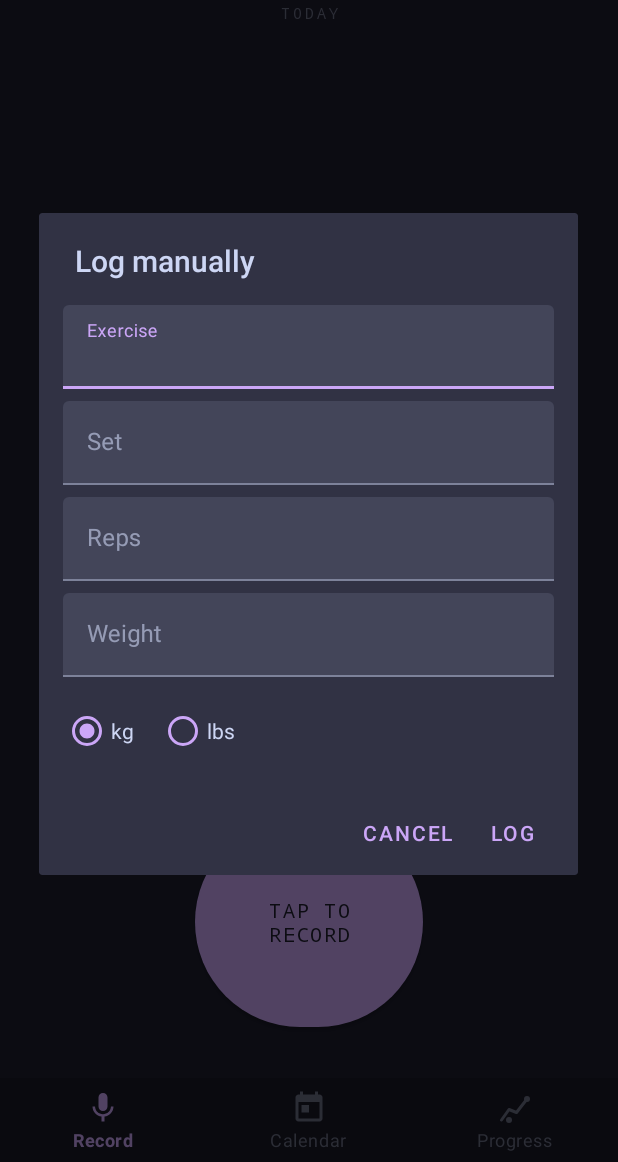
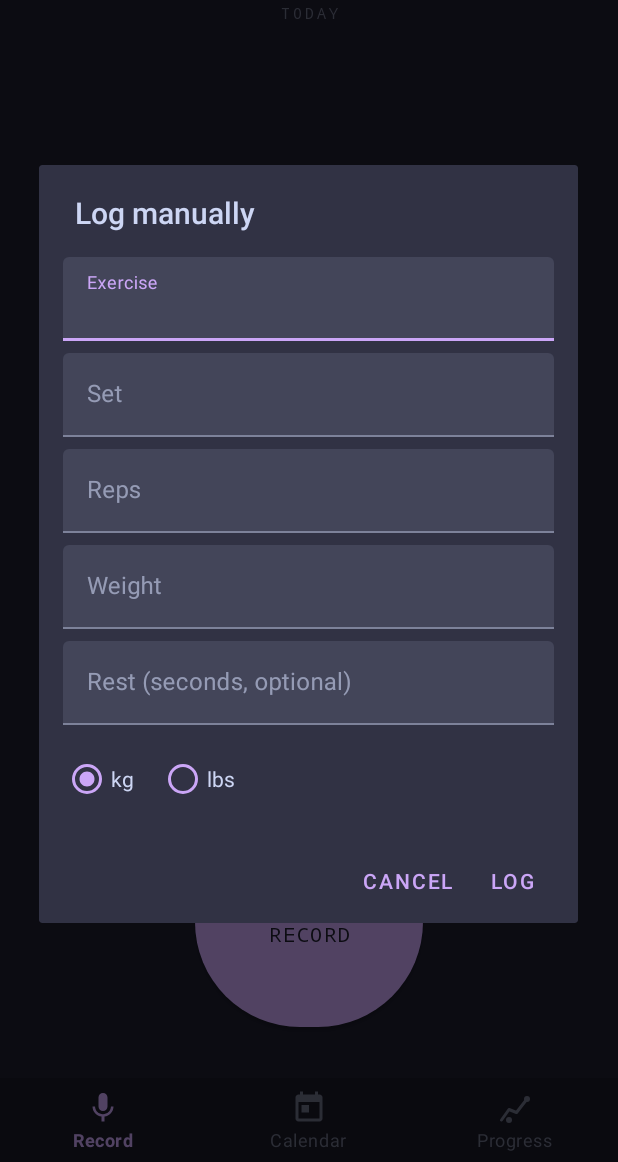
Before and after one commit to SpollaL/gymvoice, an Android app: the screen it shows after launch (MainActivity), after a tap on "+ MANUAL ENTRY", on a phone screen of 412 x 824 dp, the part 74-1236 px from its top. Run offline under Robolectric (Android 15) with nearby library versions, the phone set to English and light mode, and no system bars; our stand-ins replace Room's generated code; libraries missing offline, so code that uses them is left out: com.google.ai.edge.

```diff
--- a/app/src/main/kotlin/com/gymvoice/data/ExportRepository.kt
+++ b/app/src/main/kotlin/com/gymvoice/data/ExportRepository.kt
@@ -145,7 +145,9 @@ class ExportRepository(
                     row.createCell(6).setCellValue((log.restSeconds ?: 0).toDouble())
                 }
 
-                headers.indices.forEach { sheet.autoSizeColumn(it) }
+                // autoSizeColumn uses java.awt (not available on Android) — set widths manually
+                val colWidths = intArrayOf(5000, 6000, 2000, 2000, 3000, 2000, 3000)
+                colWidths.forEachIndexed { i, w -> sheet.setColumnWidth(i, w) }
                 workbook.write(out)
             }
             return out.toByteArray()
--- a/app/src/main/kotlin/com/gymvoice/data/WorkoutLogDao.kt
+++ b/app/src/main/kotlin/com/gymvoice/data/WorkoutLogDao.kt
@@ -33,6 +33,9 @@ interface WorkoutLogDao {
     @Query("SELECT * FROM logs WHERE timestamp >= :start AND timestamp <= :end ORDER BY timestamp ASC")
     suspend fun getLogsInRange(start: Long, end: Long): List<WorkoutLog>
 
+    @Query("SELECT timestamp FROM logs ORDER BY timestamp DESC LIMIT 1")
+    suspend fun getLatestTimestamp(): Long?
+
     @Insert
     suspend fun insert(log: WorkoutLog): Long
 
--- a/app/src/main/kotlin/com/gymvoice/ml/GemmaInference.kt
+++ b/app/src/main/kotlin/com/gymvoice/ml/GemmaInference.kt
@@ -121,6 +121,12 @@ class GemmaInference {
                 Regex("\\bshould\\s+her\\s+press\\b", RegexOption.IGNORE_CASE) to "shoulder press",
                 Regex("\\bsplit\\s+squat\\b", RegexOption.IGNORE_CASE) to "split squat",
                 Regex("\\bjust\\s+press\\b", RegexOption.IGNORE_CASE) to "chest press",
+                // rest duration mishearings: "two minutes" → "to minus/minute"
+                Regex("\\bto\\s+minus(?:es)?(?:\\s+(?:rest|break))?\\b", RegexOption.IGNORE_CASE) to "2 minutes rest",
+                Regex("\\bto\\s+minutes?(?:\\s+(?:rest|break))?\\b", RegexOption.IGNORE_CASE) to "2 minutes rest",
+                Regex("\\b(\\d+)\\s+minus(?:es)?\\b", RegexOption.IGNORE_CASE) to "$1 minutes",
+                Regex("\\bfor\\s+minutes?(?:\\s+(?:rest|break))?\\b", RegexOption.IGNORE_CASE) to "4 minutes rest",
+                Regex("\\b(\\d+)\\s+seconds?\\s+res[dt]\\b", RegexOption.IGNORE_CASE) to "$1 seconds rest",
             )
 
         fun normalize(
@@ -131,12 +137,12 @@ class GemmaInference {
                 userCorrections.entries.fold(text) { acc, (fragment, fix) ->
                     acc.replace(Regex("\\b${Regex.escape(fragment)}\\b", RegexOption.IGNORE_CASE), fix)
                 }
-            val withExercises =
-                EXERCISE_CORRECTIONS.fold(withUserFixes) { acc, (regex, fix) ->
-                    regex.replace(acc, fix)
+            val withNumbers =
+                NUMBER_WORDS.entries.fold(withUserFixes) { acc, (word, digit) ->
+                    acc.replace(Regex("\\b$word\\b", RegexOption.IGNORE_CASE), digit)
                 }
-            return NUMBER_WORDS.entries.fold(withExercises) { acc, (word, digit) ->
-                acc.replace(Regex("\\b$word\\b", RegexOption.IGNORE_CASE), digit)
+            return EXERCISE_CORRECTIONS.fold(withNumbers) { acc, (regex, fix) ->
+                regex.replace(acc, fix)
             }
         }
     }
--- a/app/src/main/kotlin/com/gymvoice/ui/RecordFragment.kt
+++ b/app/src/main/kotlin/com/gymvoice/ui/RecordFragment.kt
@@ -146,6 +146,7 @@ class RecordFragment : Fragment() {
                         reps = dialogBinding.etReps.text.toString().toIntOrNull(),
                         weight = dialogBinding.etWeight.text.toString().toFloatOrNull(),
                         unit = unit,
+                        restSeconds = dialogBinding.etRest.text.toString().toIntOrNull(),
                     )
                 }
             }
@@ -181,6 +182,7 @@ class RecordFragment : Fragment() {
         dialogBinding.etSet.setText(log.setNumber?.toString() ?: "")
         dialogBinding.etReps.setText(log.reps?.toString() ?: "")
         dialogBinding.etWeight.setText(log.weight?.toString() ?: "")
+        dialogBinding.etRest.setText(log.restSeconds?.toString() ?: "")
         if (log.unit == "lbs") dialogBinding.rbLbs.isChecked = true else dialogBinding.rbKg.isChecked = true
 
         AlertDialog.Builder(requireContext())
@@ -199,6 +201,7 @@ class RecordFragment : Fragment() {
                         reps = dialogBinding.etReps.text.toString().toIntOrNull(),
                         weight = dialogBinding.etWeight.text.toString().toFloatOrNull(),
                         unit = unit,
+                        restSeconds = dialogBinding.etRest.text.toString().toIntOrNull(),
                     ),
                 )
             }
--- a/app/src/main/res/layout/dialog_edit_log.xml
+++ b/app/src/main/res/layout/dialog_edit_log.xml
@@ -52,6 +52,18 @@
             android:inputType="numberDecimal" />
     </com.google.android.material.textfield.TextInputLayout>
 
+    <com.google.android.material.textfield.TextInputLayout
+        android:layout_width="match_parent"
+        android:layout_height="wrap_content"
+        android:hint="Rest (seconds, optional)"
+        android:layout_marginTop="8dp">
+        <com.google.android.material.textfield.TextInputEditText
+            android:id="@+id/etRest"
+            android:layout_width="match_parent"
+            android:layout_height="wrap_content"
+            android:inputType="number" />
+    </com.google.android.material.textfield.TextInputLayout>
+
     <RadioGroup
         android:id="@+id/rgUnit"
         android:layout_width="wrap_content"
--- a/app/src/main/res/layout/fragment_record.xml
+++ b/app/src/main/res/layout/fragment_record.xml
@@ -68,6 +68,22 @@
         android:textSize="11sp"
         android:fontFamily="monospace"
         android:layout_marginBottom="4dp"
+        app:layout_constraintBottom_toTopOf="@id/tvVoiceHint"
+        app:layout_constraintStart_toStartOf="parent"
+        app:layout_constraintEnd_toEndOf="parent" />
+
+    <TextView
+        android:id="@+id/tvVoiceHint"
+        android:layout_width="0dp"
+        android:layout_height="wrap_content"
+        android:text="@string/voice_format_hint"
+        android:textSize="10sp"
+        android:textColor="@color/overlay0"
+        android:fontFamily="monospace"
+        android:gravity="center"
+        android:layout_marginBottom="8dp"
+        android:layout_marginStart="24dp"
+        android:layout_marginEnd="24dp"
         app:layout_constraintBottom_toTopOf="@id/btnRecord"
         app:layout_constraintStart_toStartOf="parent"
         app:layout_constraintEnd_toEndOf="parent" />
--- a/app/src/main/res/values/strings.xml
+++ b/app/src/main/res/values/strings.xml
@@ -9,6 +9,7 @@
     <string name="today_logs">TODAY</string>
     <string name="no_workouts">no workouts logged</string>
     <string name="log_manually">+ manual entry</string>
+    <string name="voice_format_hint">e.g. "bench press, 3 sets, 10 reps, 60 kg, 2 minutes rest"</string>
     <string name="add_log">+ add</string>
     <string name="nav_progress">Progress</string>
     <string name="export_from_label">From</string>
```
Also changed, not shown: app/src/main/kotlin/com/gymvoice/audio/SpeechRecognizerSTT.kt (+42 -26 lines), app/src/main/kotlin/com/gymvoice/ml/WorkoutParser.kt (+22 -0 lines), app/src/main/kotlin/com/gymvoice/ui/MainViewModel.kt (+26 -6 lines), app/src/main/kotlin/com/gymvoice/ui/ProgressLogAdapter.kt (+18 -6 lines), app/src/main/kotlin/com/gymvoice/ui/SparklineView.kt (+18 -9 lines), app/src/main/kotlin/com/gymvoice/ui/WorkoutLogAdapter.kt (+11 -1 lines).
